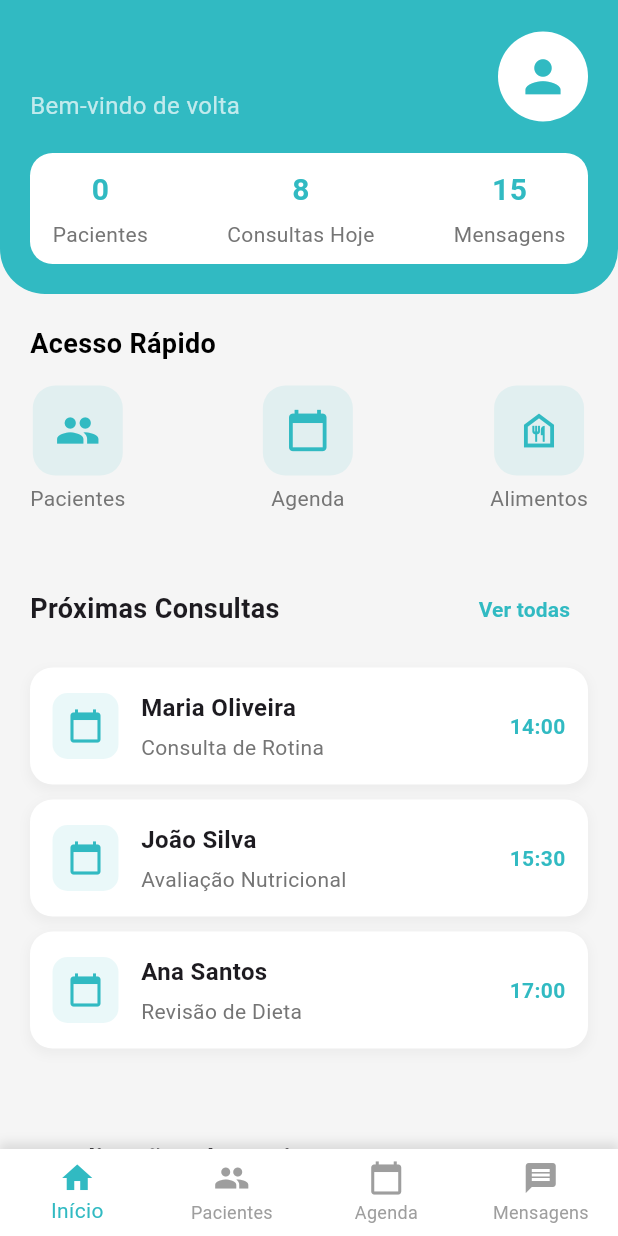
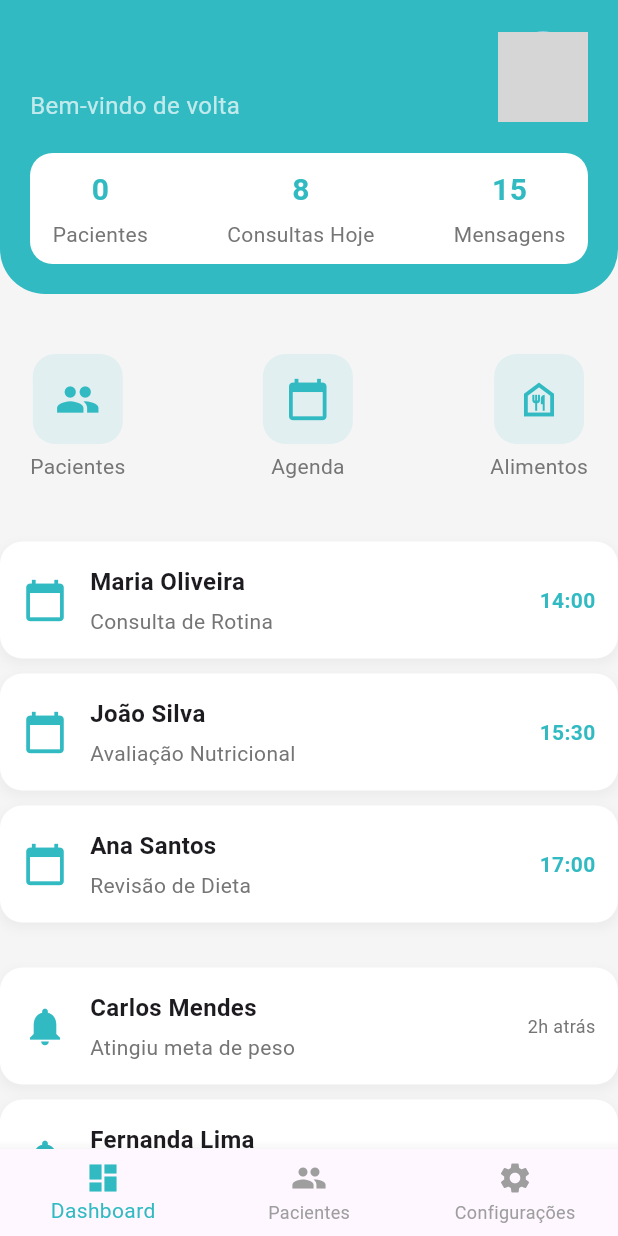
Before and after one commit to ES2-UFPI/Healthway, a Flutter app: the NutritionistDashboardScreen screen opened directly with empty values, on a phone screen of 412 x 824 dp. Run offline on Flutter 3.47's test engine with Material 3 defaults, Android fonts, the phone set to English and light mode, and no system bars; our stand-ins replace get, image_picker, table_calendar; grey boxes are pictures that could not be loaded.

Commit message:
refatoramento da tela de paciente e nutricionista

```diff
--- a/healthway_app/lib/screens_nutricionist/nutritionist_dashboard_screen.dart
+++ b/healthway_app/lib/screens_nutricionist/nutritionist_dashboard_screen.dart
@@ -1,6 +1,5 @@
 import 'package:healthway_app/constants.dart';
 import 'package:flutter/material.dart';
-
 class NutritionistDashboardScreen extends StatelessWidget {
   final Map<String, dynamic> userData;
 
@@ -8,6 +7,7 @@ class NutritionistDashboardScreen extends StatelessWidget {
 
   @override
   Widget build(BuildContext context) {
+
     return Scaffold(
       backgroundColor: kBackgroundColor,
       body: SafeArea(
@@ -15,24 +15,27 @@ class NutritionistDashboardScreen extends StatelessWidget {
           child: Column(
             crossAxisAlignment: CrossAxisAlignment.start,
             children: [
-              _buildHeader(context),
+              _buildHeader(),
+              _buildSectionTitle('Acesso Rápido'),
               _buildQuickAccess(context),
+              _buildSectionTitle('Próximas Consultas', showButton: true, buttonRoute: '/appointments'),
               _buildAppointments(context),
+              _buildSectionTitle('Atualizações de Pacientes', showButton: true, buttonRoute: '/patient_updates'),
               _buildPatientUpdates(context),
             ],
           ),
         ),
       ),
-      bottomNavigationBar: _buildBottomNavigationBar(context),
+      bottomNavigationBar: _buildBottomNavigationBar(),
     );
   }
 
-  Widget _buildHeader(BuildContext context) {
+  Widget _buildHeader() {
     return Container(
       padding: const EdgeInsets.all(20),
       decoration: BoxDecoration(
         color: kPrimaryColor,
-        borderRadius: BorderRadius.only(
+        borderRadius: const BorderRadius.only(
           bottomLeft: Radius.circular(30),
           bottomRight: Radius.circular(30),
         ),
@@ -48,41 +51,35 @@ class NutritionistDashboardScreen extends StatelessWidget {
                 children: [
                   Text(
                     userData['nome'],
-                    style: TextStyle(
+                    style: const TextStyle(
                       color: Colors.white,
                       fontSize: 24,
                       fontWeight: FontWeight.bold,
                     ),
                   ),
-                  SizedBox(height: 5),
-                  Text(
+                  const SizedBox(height: 5),
+                  const Text(
                     'Bem-vindo de volta',
-                    style: TextStyle(
-                      color: Colors.white70,
-                      fontSize: 16,
-                    ),
+                    style: TextStyle(color: Colors.white70, fontSize: 16),
                   ),
                 ],
               ),
-              GestureDetector(
-                onTap: () {
-                  Navigator.pushNamed(context, '/nutritionistProfile');
-                },
-                child: CircleAvatar(
+              CircleAvatar(
                 radius: 30,
-                  backgroundColor: Colors.white,
-                  child: Icon(
-                    Icons.person,
-                    size: 35,
-                    color: kPrimaryColor,
-                  ),
-                ),
+                backgroundImage: AssetImage('assets/images/nutricionista.jpg'),
               ),
             ],
           ),
-          SizedBox(height: 20),
-          Container(
-            padding: EdgeInsets.symmetric(horizontal: 15, vertical: 10),
+          const SizedBox(height: 20),
+          _buildStatsRow(),
+        ],
+      ),
+    );
+  }
+
+  Widget _buildStatsRow() {
+    return Container(
+      padding: const EdgeInsets.symmetric(horizontal: 15, vertical: 10),
       decoration: BoxDecoration(
         color: Colors.white,
         borderRadius: BorderRadius.circular(15),
@@ -93,9 +90,6 @@ class NutritionistDashboardScreen extends StatelessWidget {
           _buildStatItem('Pacientes', '${userData['pacientes'].length}'),
           _buildStatItem('Consultas Hoje', '8'),
           _buildStatItem('Mensagens', '15'),
-              ],
-            ),
-          ),
         ],
       ),
     );
@@ -112,14 +106,8 @@ class NutritionistDashboardScreen extends StatelessWidget {
             color: kPrimaryColor,
           ),
         ),
-        SizedBox(height: 5),
-        Text(
-          label,
-          style: TextStyle(
-            fontSize: 14,
-            color: Colors.grey[600],
-          ),
-        ),
+        const SizedBox(height: 5),
+        Text(label, style: TextStyle(fontSize: 14, color: Colors.grey[600])),
       ],
     );
   }
@@ -127,356 +115,188 @@ class NutritionistDashboardScreen extends StatelessWidget {
   Widget _buildQuickAccess(BuildContext context) {
     return Padding(
       padding: const EdgeInsets.all(20),
-      child: Column(
-        crossAxisAlignment: CrossAxisAlignment.start,
-        children: [
-          Text(
-            'Acesso Rápido',
-            style: TextStyle(
-              color: Colors.black,
-              fontSize: 18,
-              fontWeight: FontWeight.bold,
-            ),
-          ),
-          SizedBox(height: 15),
-          Row(
+      child: Row(
         mainAxisAlignment: MainAxisAlignment.spaceBetween,
         children: [
-              _buildQuickAccessItem(context, Icons.people, 'Pacientes',
-                  '/patient_list', userData),
-              _buildQuickAccessItem(
-                  context, Icons.calendar_today, 'Agenda', '/schedule', null),
-              // _buildQuickAccessItem(
-              //     context, Icons.restaurant_menu, 'Planos', '/meal_plans'),
-              _buildQuickAccessItem(context, Icons.food_bank_outlined,
-                  'Alimentos', '/alimentos', null),
-            ],
-          ),
+          _buildQuickAccessItem(context, Icons.people, 'Pacientes', '/patient_list', userData),
+          _buildQuickAccessItem(context, Icons.calendar_today, 'Agenda', '/schedule', null),
+          _buildQuickAccessItem(context, Icons.food_bank_outlined, 'Alimentos', '/alimentos', null),
         ],
       ),
     );
   }
 
-  Widget _buildQuickAccessItem(BuildContext context, IconData icon,
-      String label, String route, Object? args) {
+  Widget _buildQuickAccessItem(
+      BuildContext context,
+      IconData icon,
+      String label,
+      String route,
+      Object? args,
+      ) {
     return GestureDetector(
-      onTap: () {
-        Navigator.pushNamed(context, route, arguments: args);
-      },
+      onTap: () => Navigator.pushNamed(context, route, arguments: args),
       child: Column(
         children: [
           Container(
-            padding: EdgeInsets.all(15),
+            padding: const EdgeInsets.all(15),
             decoration: BoxDecoration(
-              color: kPrimaryColor.withValues(alpha: 0.1),
+              color: kPrimaryColor.withOpacity(0.1),
               borderRadius: BorderRadius.circular(15),
             ),
-            child: Icon(
-              icon,
-              color: kPrimaryColor,
-              size: 30,
+            child: Icon(icon, color: kPrimaryColor, size: 30),
           ),
-          ),
-          SizedBox(height: 5),
-          Text(
-            label,
-            style: TextStyle(
-              fontSize: 14,
-              color: Colors.grey[600],
-            ),
-          ),
+          const SizedBox(height: 5),
+          Text(label, style: TextStyle(fontSize: 14, color: Colors.grey[600])),
         ],
       ),
     );
   }
 
   Widget _buildAppointments(BuildContext context) {
-    return Padding(
-      padding: const EdgeInsets.all(20),
-      child: Column(
-        crossAxisAlignment: CrossAxisAlignment.start,
-        children: [
-          Row(
-            mainAxisAlignment: MainAxisAlignment.spaceBetween,
-            children: [
-              Text(
-                'Próximas Consultas',
-                style: TextStyle(
-                  fontSize: 18,
-                  fontWeight: FontWeight.bold,
-                ),
-              ),
-              TextButton(
-                onPressed: () {
-                  Navigator.pushNamed(context, '/appointments');
-                },
-                child: Text(
-                  'Ver todas',
-                  style: TextStyle(
-                    color: kPrimaryColor,
-                    fontWeight: FontWeight.bold,
-                  ),
-                ),
-              ),
-            ],
-          ),
-          SizedBox(height: 15),
-          _buildAppointmentItem(
-              context, 'Maria Oliveira', '14:00', 'Consulta de Rotina'),
-          _buildAppointmentItem(
-              context, 'João Silva', '15:30', 'Avaliação Nutricional'),
-          _buildAppointmentItem(
-              context, 'Ana Santos', '17:00', 'Revisão de Dieta'),
-        ],
-      ),
+    final appointments = [
+      {'name': 'Maria Oliveira', 'time': '14:00', 'type': 'Consulta de Rotina'},
+      {'name': 'João Silva', 'time': '15:30', 'type': 'Avaliação Nutricional'},
+      {'name': 'Ana Santos', 'time': '17:00', 'type': 'Revisão de Dieta'},
+    ];
+
+    return Column(
+      children: appointments
+          .map((appointment) => _buildAppointmentItem(
+        appointment['name']!,
+        appointment['time']!,
+        appointment['type']!,
+      ))
+          .toList(),
     );
   }
 
-  Widget _buildAppointmentItem(
-      BuildContext context, String name, String time, String type) {
-    return GestureDetector(
-      onTap: () {
-        Navigator.pushNamed(context, '/appointment_details',
-            arguments: {'name': name, 'time': time, 'type': type});
-      },
-      child: Container(
-        margin: EdgeInsets.only(bottom: 10),
-        padding: EdgeInsets.all(15),
+  Widget _buildAppointmentItem(String name, String time, String type) {
+    return Container(
+      margin: const EdgeInsets.only(bottom: 10),
+      padding: const EdgeInsets.all(15),
       decoration: BoxDecoration(
         color: Colors.white,
         borderRadius: BorderRadius.circular(15),
         boxShadow: [
           BoxShadow(
-              color: Colors.grey.withValues(alpha: 0.1),
+            color: Colors.grey.withOpacity(0.1),
             spreadRadius: 1,
             blurRadius: 5,
-              offset: Offset(0, 3),
+            offset: const Offset(0, 3),
           ),
         ],
       ),
       child: Row(
         children: [
-            Container(
-              padding: EdgeInsets.all(10),
-              decoration: BoxDecoration(
-                color: kPrimaryColor.withValues(alpha: 0.1),
-                borderRadius: BorderRadius.circular(10),
-              ),
-              child: Icon(
-                Icons.calendar_today,
-                color: kPrimaryColor,
-              ),
-            ),
-            SizedBox(width: 15),
+          Icon(Icons.calendar_today, color: kPrimaryColor, size: 30),
+          const SizedBox(width: 15),
           Expanded(
             child: Column(
               crossAxisAlignment: CrossAxisAlignment.start,
               children: [
                 Text(
                   name,
-                    style: TextStyle(
-                      fontWeight: FontWeight.bold,
-                      fontSize: 16,
+                  style: const TextStyle(fontWeight: FontWeight.bold, fontSize: 16),
                 ),
-                  ),
-                  SizedBox(height: 5),
-                  Text(
-                    type,
-                    style: TextStyle(
-                      color: Colors.grey[600],
-                      fontSize: 14,
-                    ),
-                  ),
+                const SizedBox(height: 5),
+                Text(type, style: TextStyle(color: Colors.grey[600], fontSize: 14)),
               ],
             ),
           ),
-            Text(
-              time,
-              style: TextStyle(
-                fontWeight: FontWeight.bold,
-                color: kPrimaryColor,
-              ),
-            ),
+          Text(time, style: TextStyle(fontWeight: FontWeight.bold, color: kPrimaryColor)),
         ],
-        ),
       ),
     );
   }
 
   Widget _buildPatientUpdates(BuildContext context) {
-    return Padding(
-      padding: const EdgeInsets.all(20),
-      child: Column(
-        crossAxisAlignment: CrossAxisAlignment.start,
-        children: [
-          Row(
-            mainAxisAlignment: MainAxisAlignment.spaceBetween,
-            children: [
-              Text(
-                'Atualizações de Pacientes',
-                style: TextStyle(
-                  fontSize: 18,
-                  fontWeight: FontWeight.bold,
-                ),
-              ),
-              TextButton(
-                onPressed: () {
-                  Navigator.pushNamed(context, '/patient_updates');
-                },
-                child: Text(
-                  'Ver todas',
-                  style: TextStyle(
-                    color: kPrimaryColor,
-                    fontWeight: FontWeight.bold,
-                  ),
-                ),
-              ),
-            ],
-          ),
-          SizedBox(height: 15),
-          _buildPatientUpdateItem(
-              context, 'Carlos Mendes', 'Atingiu meta de peso', '2h atrás'),
-          _buildPatientUpdateItem(context, 'Fernanda Lima',
-              'Novo registro de refeição', '4h atrás'),
-          _buildPatientUpdateItem(context, 'Ricardo Souza',
-              'Solicitou alteração na dieta', '1d atrás'),
-        ],
-      ),
+    final updates = [
+      {'name': 'Carlos Mendes', 'update': 'Atingiu meta de peso', 'time': '2h atrás'},
+      {'name': 'Fernanda Lima', 'update': 'Novo registro de refeição', 'time': '4h atrás'},
+      {'name': 'Ricardo Souza', 'update': 'Solicitou alteração na dieta', 'time': '1d atrás'},
+    ];
+
+    return Column(
+      children: updates
+          .map((update) => _buildPatientUpdateItem(
+        update['name']!,
+        update['update']!,
+        update['time']!,
+      ))
+          .toList(),
     );
   }
 
-  Widget _buildPatientUpdateItem(
-      BuildContext context, String name, String update, String time) {
-    return GestureDetector(
-      onTap: () {
-        Navigator.pushNamed(context, '/patient_details',
-            arguments: {'name': name});
-      },
-      child: Container(
-        margin: EdgeInsets.only(bottom: 10),
-        padding: EdgeInsets.all(15),
+  Widget _buildPatientUpdateItem(String name, String update, String time) {
+    return Container(
+      margin: const EdgeInsets.only(bottom: 10),
+      padding: const EdgeInsets.all(15),
       decoration: BoxDecoration(
         color: Colors.white,
         borderRadius: BorderRadius.circular(15),
         boxShadow: [
           BoxShadow(
-              color: Colors.grey.withValues(alpha: 0.1),
+            color: Colors.grey.withOpacity(0.1),
             spreadRadius: 1,
             blurRadius: 5,
-              offset: Offset(0, 3),
+            offset: const Offset(0, 3),
           ),
         ],
       ),
       child: Row(
         children: [
-            CircleAvatar(
-              backgroundColor: kPrimaryColor.withValues(alpha: 0.1),
-              child: Text(
-                name[0],
-                style: TextStyle(
-                  color: kPrimaryColor,
-                  fontWeight: FontWeight.bold,
-                ),
-              ),
-            ),
-            SizedBox(width: 15),
+          Icon(Icons.notifications, color: kPrimaryColor, size: 30),
+          const SizedBox(width: 15),
           Expanded(
             child: Column(
               crossAxisAlignment: CrossAxisAlignment.start,
               children: [
                 Text(
                   name,
-                    style: TextStyle(
-                      fontWeight: FontWeight.bold,
-                      fontSize: 16,
+                  style: const TextStyle(fontWeight: FontWeight.bold, fontSize: 16),
                 ),
-                  ),
-                  SizedBox(height: 5),
-                  Text(
-                    update,
-                    style: TextStyle(
-                      color: Colors.grey[600],
-                      fontSize: 14,
-                    ),
-                  ),
+                const SizedBox(height: 5),
+                Text(update, style: TextStyle(color: Colors.grey[600], fontSize: 14)),
               ],
             ),
           ),
-            Text(
-              time,
-              style: TextStyle(
-                color: Colors.grey[400],
-                fontSize: 12,
-              ),
-            ),
+          Text(time, style: TextStyle(color: Colors.grey[600], fontSize: 12)),
         ],
-        ),
       ),
     );
   }
 
-  Widget _buildBottomNavigationBar(BuildContext context) {
-    return Container(
-      decoration: BoxDecoration(
-        color: Colors.white,
-        boxShadow: [
-          BoxShadow(
-            color: Colors.grey.withValues(alpha: 0.3),
-            spreadRadius: 1,
-            blurRadius: 5,
-            offset: Offset(0, -3),
+  Widget _buildSectionTitle(String title, {bool showButton = false, String? buttonRoute}) {
+    return Padding(
+      padding: const EdgeInsets.symmetric(horizontal: 20, vertical: 10),
+      child: Row(
+        mainAxisAlignment: MainAxisAlignment.spaceBetween,
       ),
-        ],
-      ),
-      child: BottomNavigationBar(
-        backgroundColor: Colors.transparent,
-        elevation: 0,
+    );
+  }
+
+  Widget _buildBottomNavigationBar() {
+    return BottomNavigationBar(
+      currentIndex: 0,
       selectedItemColor: kPrimaryColor,
       unselectedItemColor: Colors.grey,
-        showSelectedLabels: true,
-        showUnselectedLabels: true,
-        type: BottomNavigationBarType.fixed,
-        currentIndex: 0,
-        onTap: (index) {
-          switch (index) {
-            case 0:
-              // Already on home screen
-              break;
-            case 1:
-              Navigator.pushNamed(context, '/patient_list',
-                  arguments: userData);
-              break;
-            case 2:
-              Navigator.pushNamed(context, '/schedule');
-              break;
-            case 3:
-              Navigator.pushNamed(context, '/chat');
-              break;
-          }
-        },
-        items: [
+      items: const [
         BottomNavigationBarItem(
-            icon: Icon(Icons.home),
-            label: 'Início',
+          icon: Icon(Icons.dashboard),
+          label: 'Dashboard',
         ),
         BottomNavigationBarItem(
           icon: Icon(Icons.people),
           label: 'Pacientes',
         ),
         BottomNavigationBarItem(
-            icon: Icon(Icons.calendar_today),
-            label: 'Agenda',
-          ),
-          BottomNavigationBarItem(
-            icon: Icon(Icons.message),
-            label: 'Mensagens',
+          icon: Icon(Icons.settings),
+          label: 'Configurações',
         ),
       ],
-      ),
+      onTap: (index) {
+        // Implement navigation logic here
+      },
     );
   }
 }
-
-extension on Color {
-  withValues({required double alpha}) {}
-}
```
Lines whose indentation alone changed are shown as unchanged.
